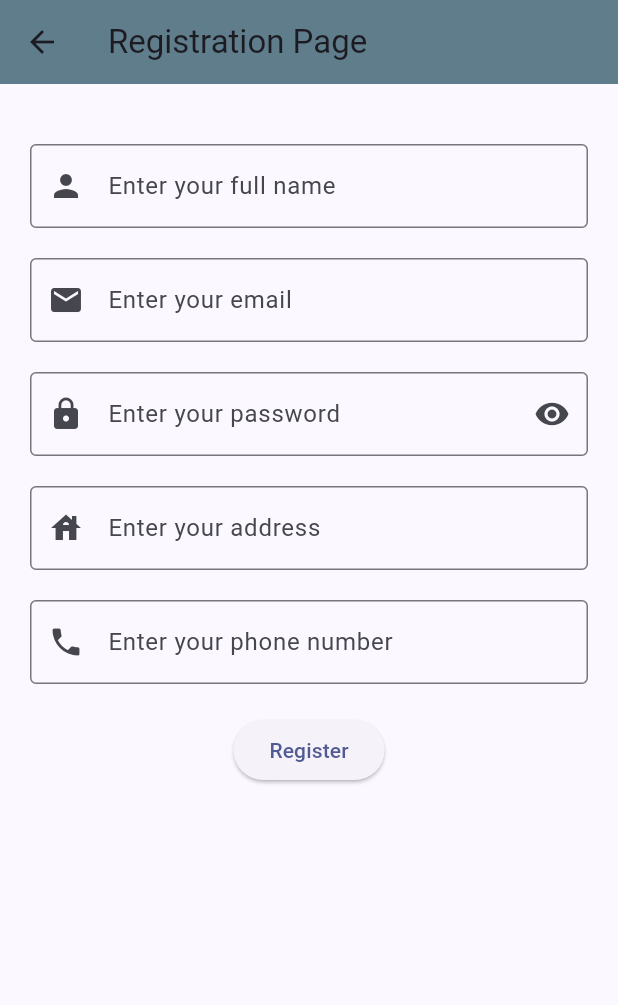
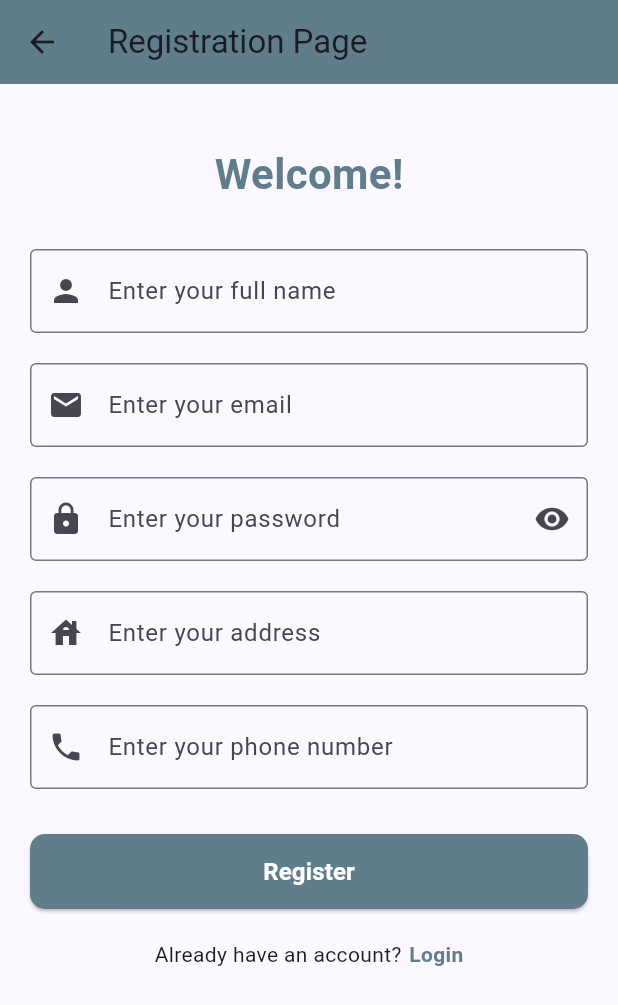
Before and after one commit to tropicalhutlover/Ice-Ice-Baby_RetailHub, a Flutter app: the RegisterScreen screen opened directly, on a phone screen of 412 x 824 dp. Shown: the top 1005 px of the screen. Run offline on Flutter 3.47's test engine with Material 3 defaults, Android fonts, the phone set to English and light mode, and no system bars; our stand-ins replace sqflite; accounts and stored records are empty; network calls fail.

Commit message:
layout changes

```diff
--- a/lib/register_screen.dart
+++ b/lib/register_screen.dart
@@ -22,11 +22,21 @@ class _RegisterScreenState extends State<RegisterScreen> {
         backgroundColor: Colors.blueGrey,
         title: const Text('Registration Page'),
       ),
-      body: Padding(
+      body: SingleChildScrollView(
         padding: const EdgeInsets.all(20.0),
         child: Column(
           children: [
             const SizedBox(height: 20),
+
+            const Text(
+              'Welcome!',
+              style: TextStyle(
+                fontSize: 28,
+                fontWeight: FontWeight.bold,
+                color: Colors.blueGrey,
+              ),
+            ),
+            const SizedBox(height: 30),
 
             TextField(
               controller: _nameController,
@@ -94,10 +104,26 @@ class _RegisterScreenState extends State<RegisterScreen> {
               ),
             ),
 
-            const SizedBox(height: 20),
+            const SizedBox(height: 30),
 
-            ElevatedButton(
-              child: const Text("Register"),
+            SizedBox(
+              width: double.infinity,
+              height: 50,
+              child: ElevatedButton(
+                style: ElevatedButton.styleFrom(
+                  backgroundColor: Colors.blueGrey,
+                  shape: RoundedRectangleBorder(
+                    borderRadius: BorderRadius.circular(10),
+                  ),
+                ),
+                child: const Text(
+                  "Register",
+                  style: TextStyle(
+                    fontSize: 16,
+                    fontWeight: FontWeight.bold,
+                    color: Colors.white,
+                  ),
+                ),
                 onPressed: () async {
                   final name = _nameController.text.trim();
                   final email = _emailController.text.trim();
@@ -116,7 +142,8 @@ class _RegisterScreenState extends State<RegisterScreen> {
                     await db.registerUser(name, email, password);
                     if (context.mounted) {
                       ScaffoldMessenger.of(context).showSnackBar(
-                      const SnackBar(content: Text("Registered successfully")),
+                        const SnackBar(
+                            content: Text("Registered successfully")),
                       );
                       Navigator.pop(context);
                     }
@@ -131,6 +158,31 @@ class _RegisterScreenState extends State<RegisterScreen> {
                   }
                 },
               ),
+            ),
+
+            const SizedBox(height: 20),
+
+            // Link to Login
+            Row(
+              mainAxisAlignment: MainAxisAlignment.center,
+              children: [
+                const Text("Already have an account?"),
+                const SizedBox(width: 5),
+                GestureDetector(
+                  onTap: () {
+                    Navigator.pop(context);
+                  },
+                  child: const Text(
+                    'Login',
+                    style: TextStyle(
+                      color: Colors.blueGrey,
+                      fontWeight: FontWeight.bold,
+                    ),
+                  ),
+                ),
+              ],
+            ),
+            const SizedBox(height: 20),
           ],
         ),
       ),
```
Lines whose indentation alone changed are shown as unchanged.
